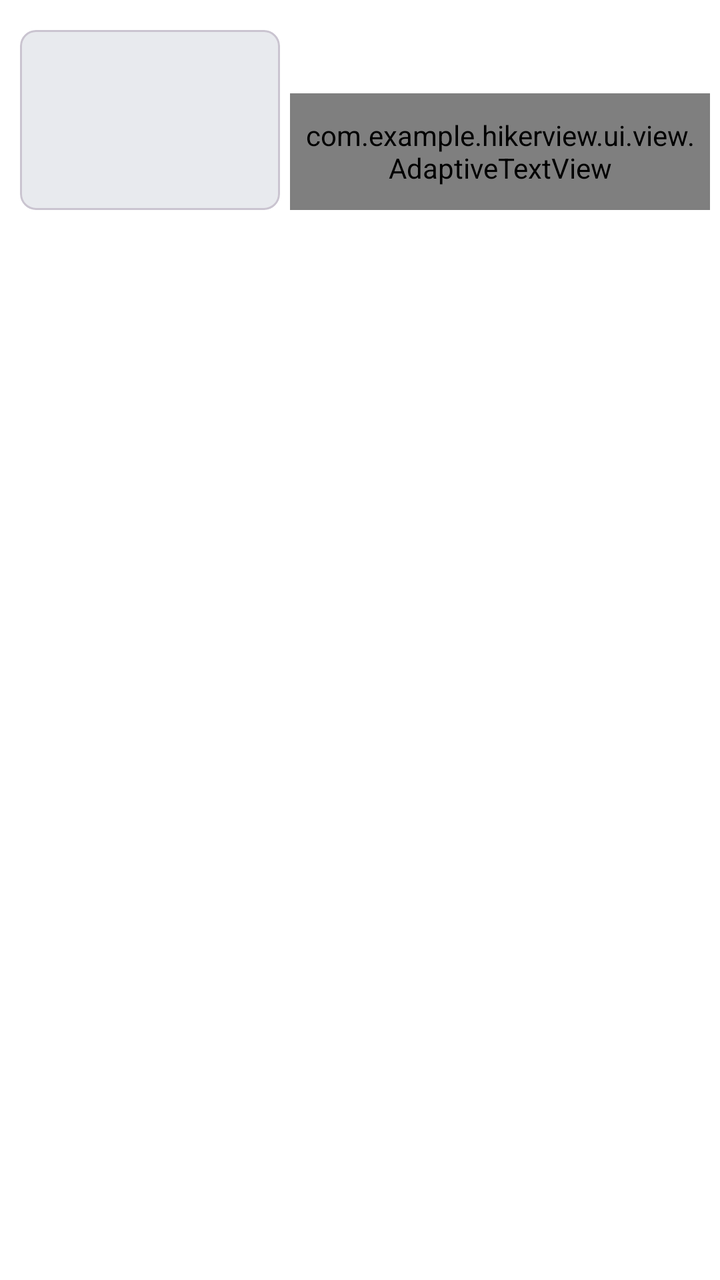
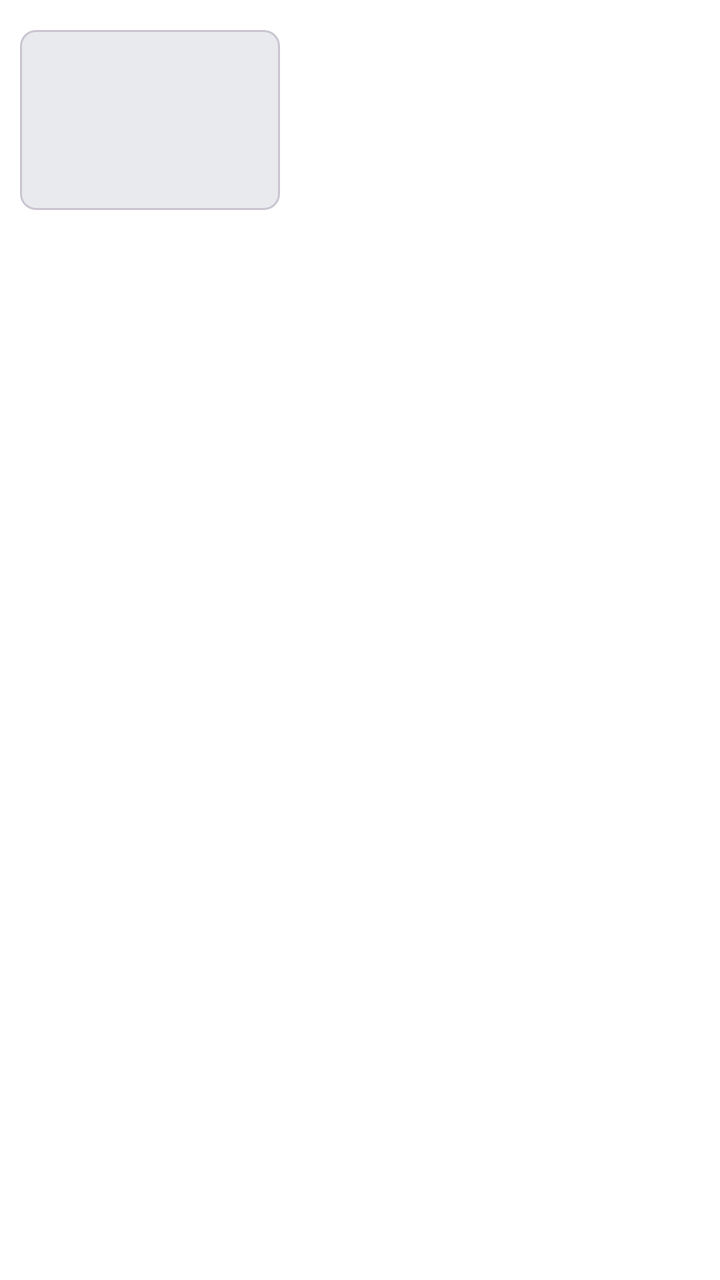

Before-and-after screenshots of an Android layout around one commit, followed by the original layout XML and the change that was made.
<!-- AndroidManifest.xml: another module's application theme Theme.App -->
<!-- res/layout/item_hk_movie_left_pic.xml -->
<?xml version="1.0" encoding="utf-8"?>
<LinearLayout android:orientation="horizontal" android:id="@+id/result_bg" android:paddingTop="15.0dip" android:paddingBottom="16.0dip" android:layout_width="fill_parent" android:layout_height="wrap_content"
  xmlns:android="http://schemas.android.com/apk/res/android" xmlns:app="http://schemas.android.com/apk/res-auto">
    <com.google.android.material.card.MaterialCardView android:layout_width="130.0dip" android:layout_height="90.0dip" android:layout_marginStart="10.0dip" app:cardCornerRadius="8.0dip" app:cardElevation="0.0dip">
        <ImageView android:id="@+id/iv_cover" android:background="@drawable/hk_ripple_white" android:layout_width="fill_parent" android:layout_height="fill_parent" android:src="#E8EAEE" android:scaleType="centerCrop" />
    </com.google.android.material.card.MaterialCardView>
    <RelativeLayout android:layout_width="0.0dip" android:layout_height="90.0dip" android:layout_weight="1.0" android:paddingStart="5.0dip" android:paddingEnd="5.0dip">
        <TextView android:textSize="16.0sp" android:textColor="#101216" android:ellipsize="end" android:id="@+id/tv_title" android:layout_width="fill_parent" android:layout_height="wrap_content" android:layout_marginBottom="10.0dip" android:maxLines="2" android:paddingStart="4.0dip" android:paddingEnd="4.0dip" />
        <com.example.hikerview.ui.view.AdaptiveTextView android:ellipsize="end" android:gravity="bottom" android:id="@+id/tv_desc" android:layout_width="fill_parent" android:layout_height="fill_parent" android:maxLines="2" android:includeFontPadding="false" android:layout_below="@+id/tv_title" android:paddingStart="4.0dip" android:paddingEnd="4.0dip" app:operateType="changeLinesAndHeight" />
    </RelativeLayout>
</LinearLayout>
<!-- resources referenced by this layout -->
<resources>
  <!-- drawable hk_ripple_white (drawable) -->
  <?xml version="1.0" encoding="utf-8"?>
  <ripple android:color="#ffdfdfdf"
      xmlns:android="http://schemas.android.com/apk/res/android">
      <item android:drawable="@android:color/white" />
  </ripple>
  <style name="Theme.App" parent="Theme.XingChen">
          <item name="android:windowDisablePreview">true</item>
          <item name="android:windowSplashScreenBackground">#000000</item>
          <item name="android:windowBackground">#000000</item>
      </style>
  <style name="Theme.XingChen" parent="Theme.Material3.DayNight.NoActionBar">
          <item name="android:windowBackground">@android:color/transparent</item>
                <item name="android:colorBackground">@android:color/transparent</item>
          <item name="colorPrimary">#f0a400</item>
          <item name="colorPrimaryVariant">#c07f00</item>
          <item name="colorOnPrimary">@android:color/white</item>
      </style>
</resources>

<!-- the commit's change to res/layout/item_hk_movie_left_pic.xml (unified diff, before → after) -->
@@ -6,6 +6,6 @@
     </com.google.android.material.card.MaterialCardView>
     <RelativeLayout android:layout_width="0.0dip" android:layout_height="90.0dip" android:layout_weight="1.0" android:paddingStart="5.0dip" android:paddingEnd="5.0dip">
         <TextView android:textSize="16.0sp" android:textColor="#101216" android:ellipsize="end" android:id="@+id/tv_title" android:layout_width="fill_parent" android:layout_height="wrap_content" android:layout_marginBottom="10.0dip" android:maxLines="2" android:paddingStart="4.0dip" android:paddingEnd="4.0dip" />
-        <com.example.hikerview.ui.view.AdaptiveTextView android:ellipsize="end" android:gravity="bottom" android:id="@+id/tv_desc" android:layout_width="fill_parent" android:layout_height="fill_parent" android:maxLines="2" android:includeFontPadding="false" android:layout_below="@+id/tv_title" android:paddingStart="4.0dip" android:paddingEnd="4.0dip" app:operateType="changeLinesAndHeight" />
+        <TextView android:ellipsize="end" android:gravity="bottom" android:id="@+id/tv_desc" android:layout_width="fill_parent" android:layout_height="fill_parent" android:maxLines="2" android:includeFontPadding="false" android:layout_below="@id/tv_title" android:paddingStart="4.0dip" android:paddingEnd="4.0dip" />
     </RelativeLayout>
 </LinearLayout>
